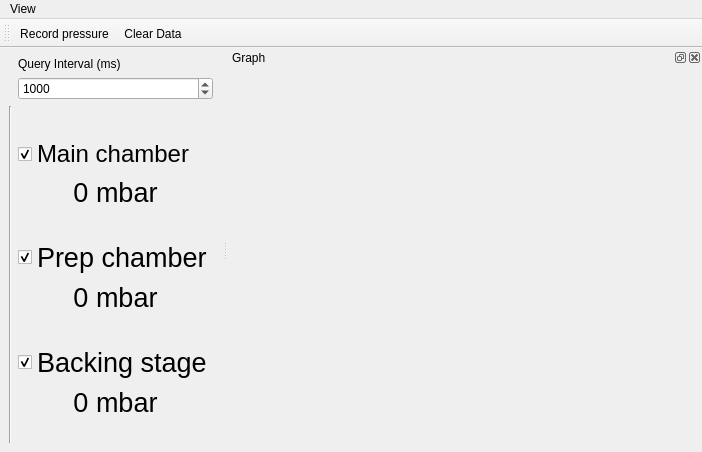
Qt form gui/pressure_monitor/ui_pressure_monitor.ui (projecthira/qudi-hira) before a commit.
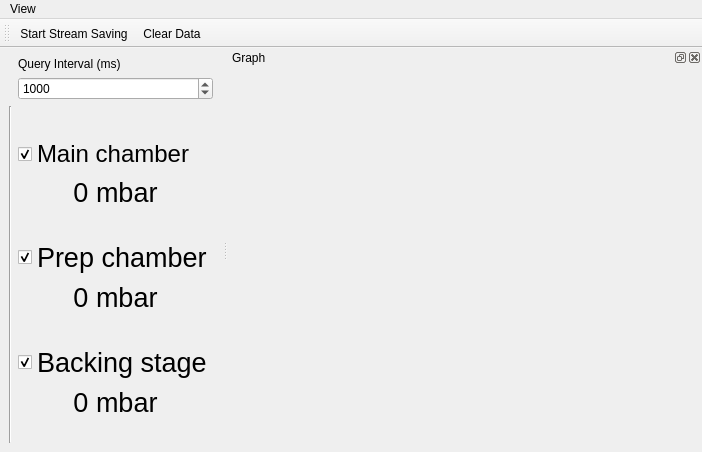
The same form after that commit. Icons and pictures are not drawn.

The edit to the form file:
```diff
--- a/gui/pressure_monitor/ui_pressure_monitor.ui
+++ b/gui/pressure_monitor/ui_pressure_monitor.ui
@@ -316,7 +316,7 @@
      <normaloff>../../artwork/icons/qudiTheme/22x22/record-counter.png</normaloff>../../artwork/icons/qudiTheme/22x22/record-counter.png</iconset>
    </property>
    <property name="text">
-    <string>Record pressure</string>
+    <string>Start Stream Saving</string>
    </property>
    <property name="toolTip">
     <string>Save pressure to file</string>
```
